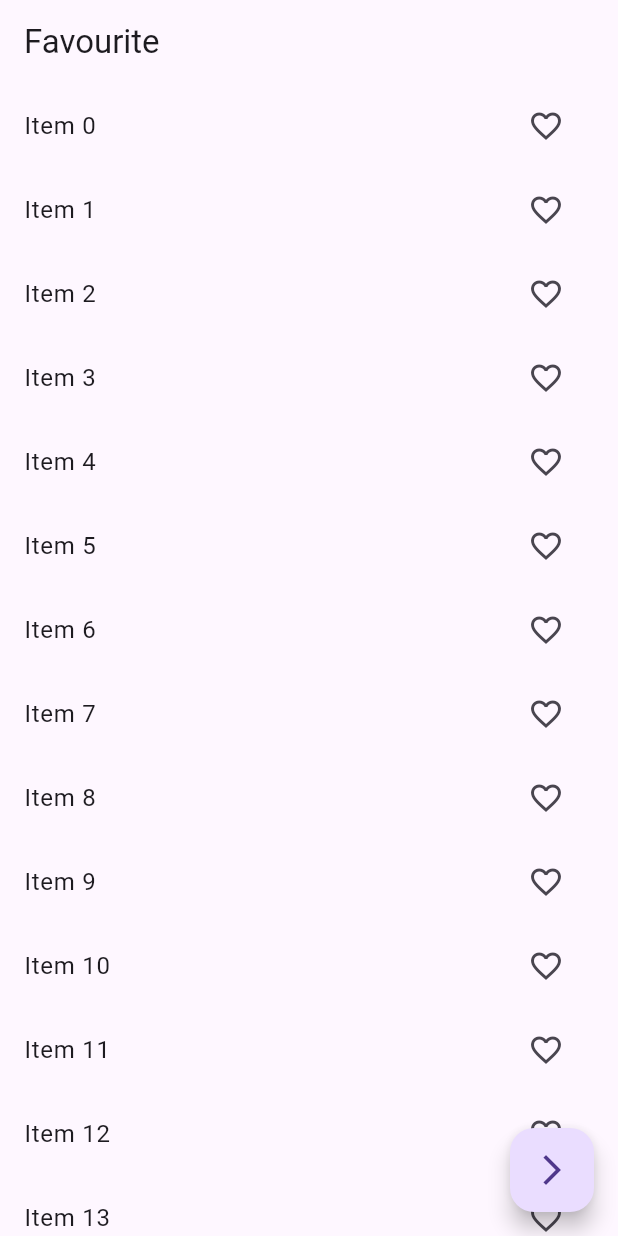
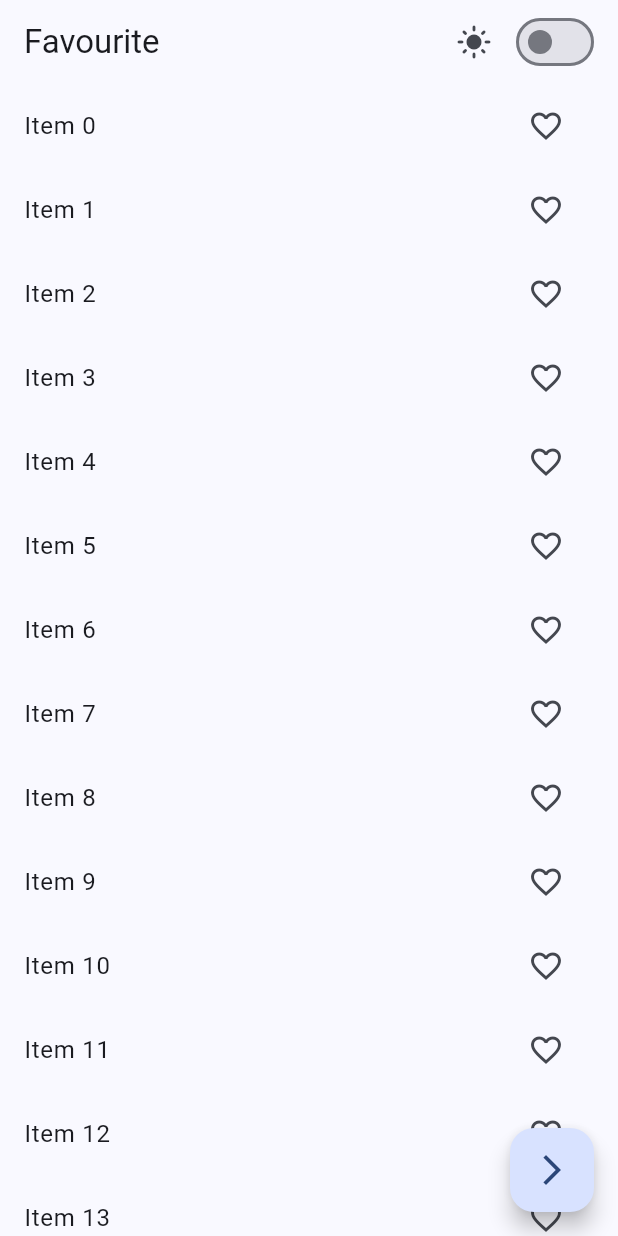
Before and after one commit to mdnahidhossen1911/provider_test, a Flutter app: the screen it shows after launch, on a phone screen of 412 x 824 dp. Run offline on Flutter 3.47's test engine with Material 3 defaults, Android fonts, the phone set to English and light mode, and no system bars.

Commit message:
Provider theme changer

```diff
--- /dev/null
+++ b/lib/controller/theme_changer.dart
@@ -0,0 +1,20 @@
+import 'package:flutter/material.dart';
+
+class ThemeChanger extends ChangeNotifier{
+
+  bool _values = false;
+  bool get values => _values;
+  ThemeMode _mode = ThemeMode.light;
+  ThemeMode get mode => _mode;
+
+  change(bool value){
+    _values = value;
+    if(value){
+      _mode = ThemeMode.dark;
+    }else{
+      _mode = ThemeMode.light;
+    }
+    notifyListeners();
+  }
+
+}
--- a/lib/favourite_screen.dart
+++ b/lib/favourite_screen.dart
@@ -1,5 +1,6 @@
 import 'package:flutter/material.dart';
 import 'package:provider/provider.dart';
+import 'package:provider_test/controller/theme_changer.dart';
 import 'package:provider_test/en_screen.dart';
 import 'package:provider_test/favourite_model.dart';
 
@@ -8,8 +9,27 @@ class FavouriteScreen extends StatelessWidget {
 
   @override
   Widget build(BuildContext context) {
+    print('build');
     return Scaffold(
-      appBar: AppBar(title: Text('Favourite')),
+      appBar: AppBar(
+        title: Text('Favourite'),
+        actions: [
+          Consumer<ThemeChanger>(
+            builder: (context, value, child) =>
+                Icon(value.values ? Icons.nightlight : Icons.light_mode),
+          ),
+          SizedBox(width: 12),
+          Consumer<ThemeChanger>(
+            builder: (context, value, child) => Switch(
+              value: value.values,
+              onChanged: (mode) {
+                value.change(mode);
+              },
+            ),
+          ),
+          SizedBox(width: 12),
+        ],
+      ),
       floatingActionButton: FloatingActionButton(
         onPressed: () {
           Navigator.push(
--- a/lib/main.dart
+++ b/lib/main.dart
@@ -1,8 +1,8 @@
 import 'package:flutter/material.dart';
 import 'package:provider/provider.dart';
+import 'package:provider_test/controller/theme_changer.dart';
 import 'package:provider_test/favourite_model.dart';
 import 'package:provider_test/favourite_screen.dart';
-
 
 void main() {
   runApp(const MyApp());
@@ -13,8 +13,29 @@ class MyApp extends StatelessWidget {
 
   @override
   Widget build(BuildContext context) {
-    return ChangeNotifierProvider(
-        create: (context) => FavouriteModel(),
-        child: MaterialApp(title: 'Flutter Demo', home: const FavouriteScreen()));
+    print('build main');
+    return MultiProvider(
+      providers: [
+        ChangeNotifierProvider(create: (context) => FavouriteModel()),
+        ChangeNotifierProvider(create: (context) => ThemeChanger()),
+      ],
+      child: Builder(
+        builder: (context) {
+          return MaterialApp(
+            title: 'Flutter Demo',
+            debugShowCheckedModeBanner: false,
+            themeMode: Provider.of<ThemeChanger>(context).mode,
+            darkTheme: ThemeData(
+              brightness: Brightness.dark,
+              colorSchemeSeed: Colors.blueAccent
+            ),
+            theme: ThemeData(
+                colorSchemeSeed: Colors.blueAccent
+            ),
+            home: const FavouriteScreen(),
+          );
+        }
+      ),
+    );
   }
 }
```
